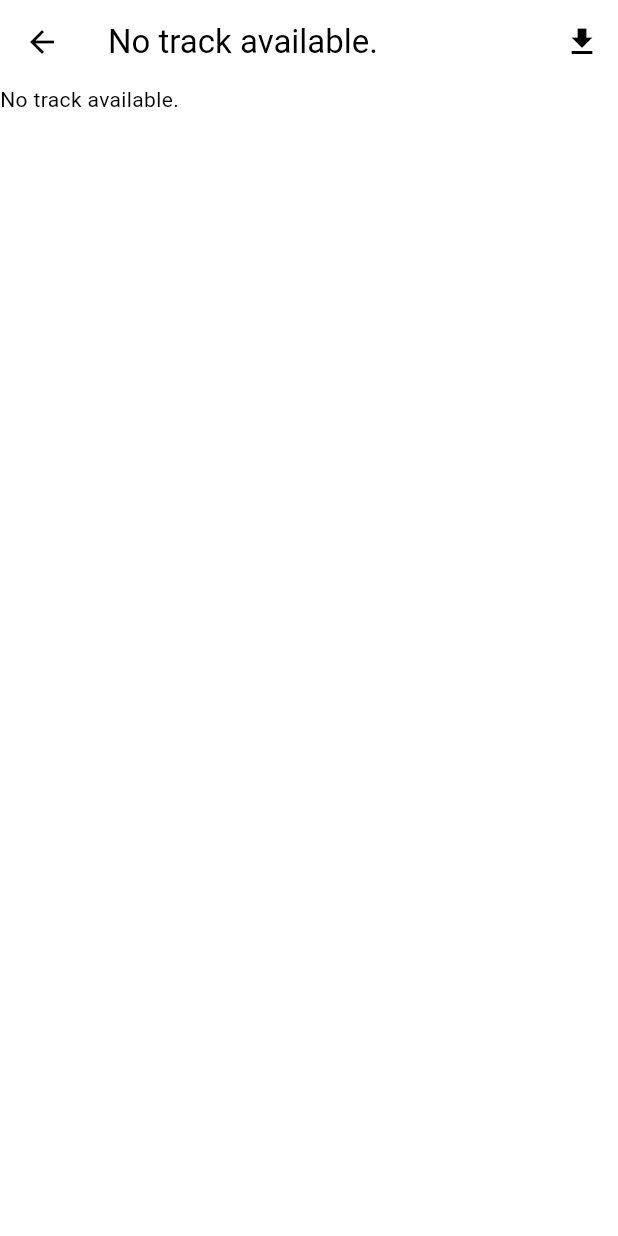
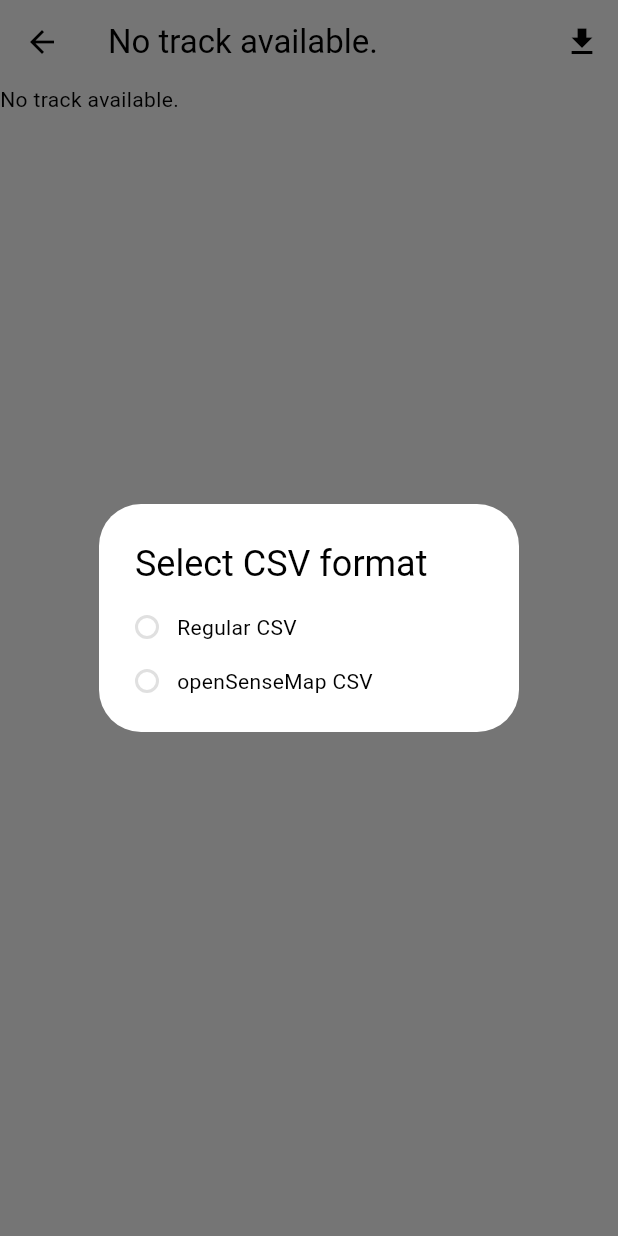
Before and after one commit to reedu-reengineering-education/sensebox-bike-flutter, a Flutter app: the TrackDetailScreen screen opened directly with empty values, after a tap on the "file download" icon, on a phone screen of 412 x 824 dp. Run offline on Flutter 3.47's test engine with Material 3 defaults, Android fonts, the phone set to English and light mode, and no system bars; our stand-ins replace app_links, cached_network_image, csv, device_info_plus, fl_chart, flutter_blue_plus and 9 more; missing offline and left inert: google_polyline_algorithm, mapbox_maps_flutter, mapbox_maps_flutter_draw, simplify, turf; accounts and stored records are empty; generated files the repository leaves out were written again; statements that could not run were skipped.

Commit message:
feat: add CircularListTile and popup to choose csv format

```diff
--- a/lib/l10n/app_de.arb
+++ b/lib/l10n/app_de.arb
@@ -149,5 +149,8 @@
     "connectionButtonEnableBluetooth": "Bluetooth aktivieren",
     "errorNoLocationAccess": "Bitte erlauben Sie der App, auf Ihren aktuellen Standort zuzugreifen.",
     "errorNoScanAccess": "Bitte erlauben Sie der App, in den Telefoneinstellungen nach Geräten in der Nähe zu suchen.",
-    "errorNoSenseBoxSelected": "Bitte loggen Sie sich in Ihr openSenseMap-Konto ein und wählen Sie eine Box aus, um Sensordaten in die Cloud hochzuladen."
+    "errorNoSenseBoxSelected": "Bitte loggen Sie sich in Ihr openSenseMap-Konto ein und wählen Sie eine Box aus, um Sensordaten in die Cloud hochzuladen.",
+    "selectCsvFormat": "CSV-Format auswählen",
+    "regularCsv": "Reguläres CSV",
+    "openSenseMapCsv": "openSenseMap CSV"
 }
--- a/lib/l10n/app_en.arb
+++ b/lib/l10n/app_en.arb
@@ -149,5 +149,8 @@
     "connectionButtonEnableBluetooth": "Enable Bluetooth",
     "errorNoLocationAccess": "Please allow the app to access current location of the current device in the phone settings.",
     "errorNoScanAccess": "Please allow the app to scan nearby devices in the phone settings.",
-    "errorNoSenseBoxSelected": "Please login to your openSenseMap account and select box in order to allow upload sensor data to the cloud."
+    "errorNoSenseBoxSelected": "Please login to your openSenseMap account and select box in order to allow upload sensor data to the cloud.",
+    "selectCsvFormat": "Select CSV format",
+    "regularCsv": "Regular CSV",
+    "openSenseMapCsv": "openSenseMap CSV"
 }
--- a/lib/l10n/app_pt.arb
+++ b/lib/l10n/app_pt.arb
@@ -149,5 +149,8 @@
     "connectionButtonEnableBluetooth": "Ativar Bluetooth",
     "errorNoLocationAccess": "Por favor, permita que o aplicativo acesse a localização do dispositivo nas configurações do telefone.",
     "errorNoScanAccess": "Por favor, permita que o aplicativo procure dispositivos próximos nas configurações do telefone.",
-    "errorNoSenseBoxSelected": "Por favor, faça login na sua conta openSenseMap e selecione uma caixa para permitir o envio dos dados dos sensores para a nuvem."
+    "errorNoSenseBoxSelected": "Por favor, faça login na sua conta openSenseMap e selecione uma caixa para permitir o envio dos dados dos sensores para a nuvem.",
+    "selectCsvFormat": "Selecionar formato CSV",
+    "regularCsv": "CSV Regular",
+    "openSenseMapCsv": "CSV openSenseMap"
 }
--- a/lib/ui/screens/track_detail_screen.dart
+++ b/lib/ui/screens/track_detail_screen.dart
@@ -10,6 +10,8 @@ import 'package:sensebox_bike/models/sensor_data.dart';
 import 'package:sensebox_bike/models/track_data.dart';
 import 'package:sensebox_bike/services/isar_service.dart';
 import 'package:flutter/material.dart';
+import 'package:sensebox_bike/ui/widgets/common/circular_list_tile.dart';
+import 'package:sensebox_bike/ui/widgets/common/custom_spacer.dart';
 import 'package:sensebox_bike/ui/widgets/track/trajectory_widget.dart';
 import 'package:sensebox_bike/utils/sensor_utils.dart';
 import 'package:sensebox_bike/utils/track_utils.dart';
@@ -43,10 +45,15 @@ class _TrackDetailScreenState extends State<TrackDetailScreen> {
     _sensorDataFuture = IsarService().sensorService.getSensorDataByTrackId(id);
   }
 
-  Future<void> _exportTrackToCsv() async {
+  Future<void> _exportTrackToCsv(
+      {bool isOpenSourceMapCompatible = false}) async {
     setState(() {
       _isDownloading = true; // Show spinner
     });
+
+    if (isOpenSourceMapCompatible) {
+      debugPrint('//// Exporting track to OpenSenseMap compatible CSV');
+    }
 
     try {
       final isarService = IsarService();
@@ -167,7 +174,39 @@ class _TrackDetailScreenState extends State<TrackDetailScreen> {
                   ),
                 )
               : IconButton(
-                  onPressed: _exportTrackToCsv,
+                  onPressed: () async {
+                    final selectedFormat = await showDialog<String>(
+                      context: context,
+                      builder: (BuildContext context) {
+                        return AlertDialog(
+                          title: Text(
+                              AppLocalizations.of(context)!.selectCsvFormat),
+                          content: Column(
+                            mainAxisSize: MainAxisSize.min,
+                            children: [
+                              CircularListTile(
+                                title: AppLocalizations.of(context)!.regularCsv,
+                                onTap: () => Navigator.pop(context, 'regular'),
+                              ),
+                              CustomSpacer(),
+                              CircularListTile(
+                                title: AppLocalizations.of(context)!
+                                    .openSenseMapCsv,
+                                onTap: () =>
+                                    Navigator.pop(context, 'openSenseMap'),
+                              ),
+                            ],
+                          ),
+                        );
+                      },
+                    );
+
+                    if (selectedFormat == 'regular') {
+                      await _exportTrackToCsv();
+                    } else if (selectedFormat == 'openSenseMap') {
+                      await _exportTrackToCsv(isOpenSourceMapCompatible: true);
+                    }
+                  },
                   icon: const Icon(Icons.file_download),
                 ),
         ],
--- /dev/null
+++ b/lib/ui/widgets/common/circular_list_tile.dart
@@ -0,0 +1,48 @@
+import 'package:flutter/material.dart';
+
+class CircularListTile extends StatelessWidget {
+  final String title;
+  final bool isSelected;
+  final VoidCallback onTap;
+
+  const CircularListTile({
+    super.key,
+    required this.title,
+    this.isSelected = false,
+    required this.onTap,
+  });
+
+  @override
+  Widget build(BuildContext context) {
+    return GestureDetector(
+      onTap: onTap,
+      child: Row(
+        children: [
+          Container(
+            width: 16,
+            height: 16,
+            decoration: BoxDecoration(
+              shape: BoxShape.circle,
+              color: isSelected
+                  ? Theme.of(context).colorScheme.secondary
+                  : Colors.transparent,
+              border: Border.all(
+                color: Theme.of(context).colorScheme.secondary,
+                width: 2,
+              ),
+            ),
+            child: isSelected
+                ? Icon(
+                    Icons.check,
+                    size: 10,
+                    color: Theme.of(context).colorScheme.onSecondary,
+                  )
+                : null,
+          ),
+          const SizedBox(width: 12), // Space between the circle and the text
+          Text(title),
+        ],
+      ),
+    );
+  }
+}
```
